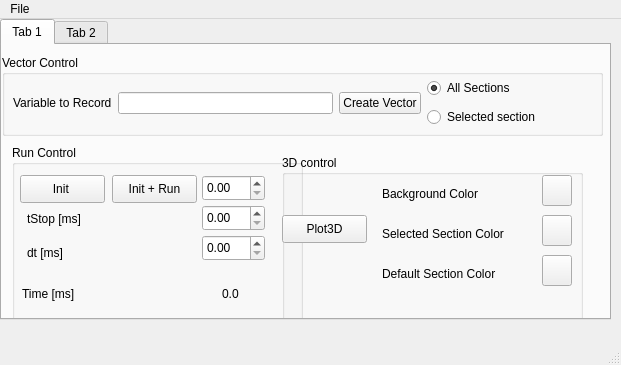
mattions/neuronvisio, file neuronvisio/neuronvisio.ui: the form before one commit.
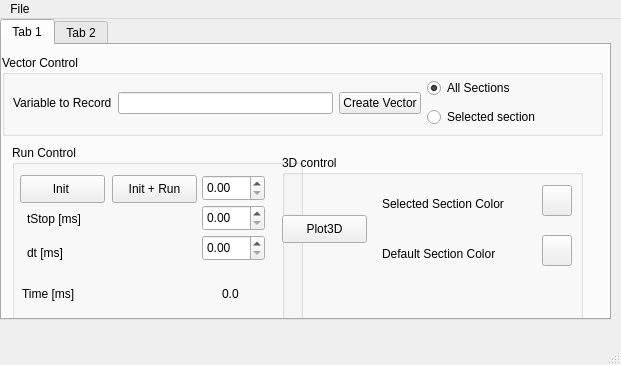
The form after the commit. The open tabs and pages were chosen to show the change. Custom widgets are drawn as their Qt base class.

Commit message: 3D plotting working. Color still not taken in account.

```diff
--- a/neuronvisio/neuronvisio.ui
+++ b/neuronvisio/neuronvisio.ui
@@ -183,7 +183,7 @@
        <property name="geometry">
         <rect>
          <x>260</x>
-         <y>60</y>
+         <y>30</y>
          <width>30</width>
          <height>31</height>
         </rect>
@@ -193,7 +193,7 @@
        <property name="geometry">
         <rect>
          <x>260</x>
-         <y>100</y>
+         <y>80</y>
          <width>30</width>
          <height>31</height>
         </rect>
@@ -203,7 +203,7 @@
        <property name="geometry">
         <rect>
          <x>100</x>
-         <y>70</y>
+         <y>40</y>
          <width>146</width>
          <height>18</height>
         </rect>
@@ -216,7 +216,7 @@
        <property name="geometry">
         <rect>
          <x>100</x>
-         <y>110</y>
+         <y>90</y>
          <width>138</width>
          <height>18</height>
         </rect>
@@ -225,29 +225,6 @@
         <string>Default Section Color</string>
        </property>
       </widget>
-      <widget class="ColorButton" name="colorButton">
-       <property name="geometry">
-        <rect>
-         <x>260</x>
-         <y>20</y>
-         <width>30</width>
-         <height>31</height>
-        </rect>
-       </property>
-      </widget>
-      <widget class="QLabel" name="label_2">
-       <property name="geometry">
-        <rect>
-         <x>100</x>
-         <y>30</y>
-         <width>115</width>
-         <height>18</height>
-        </rect>
-       </property>
-       <property name="text">
-        <string>Background Color</string>
-       </property>
-      </widget>
      </widget>
      <widget class="QGroupBox" name="groupBox_3">
       <property name="geometry">
```
Left out of the diff: 4 changed lines with no effect on the pictures. The commit also changes 1 other file.
